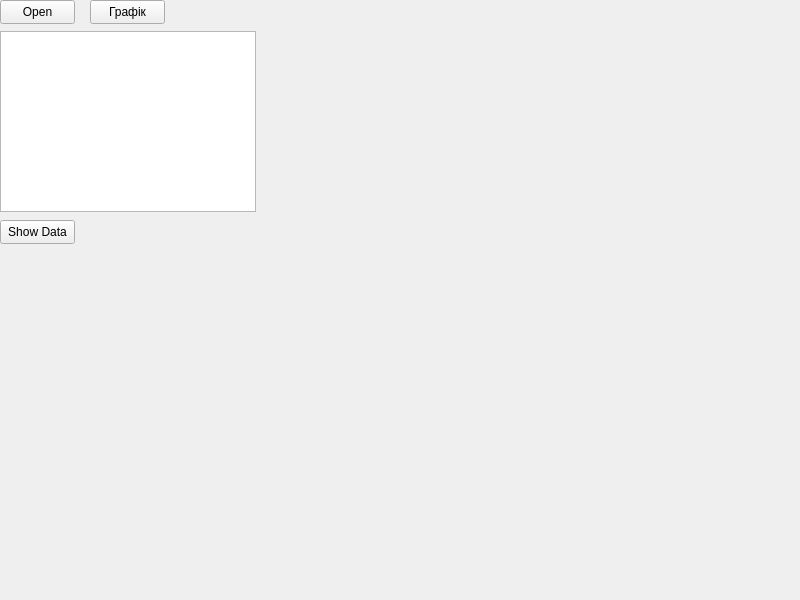
The window that mainwindow/form.ui (Sanya550/QtPython) describes before a commit, drawn with Qt 5.
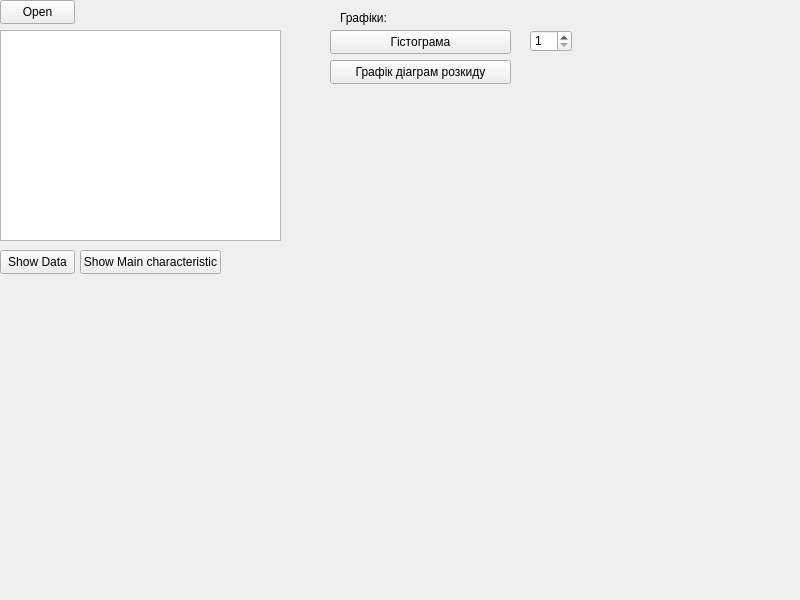
The same window after the commit.

Commit message: added summary statistics and hystograma and scatter graphics

Patch:
```diff
--- a/mainwindow/form.ui
+++ b/mainwindow/form.ui
@@ -30,7 +30,7 @@
    <property name="geometry">
     <rect>
      <x>0</x>
-     <y>220</y>
+     <y>250</y>
      <width>75</width>
      <height>24</height>
     </rect>
@@ -42,26 +42,78 @@
   <widget class="QPushButton" name="pushButton">
    <property name="geometry">
     <rect>
-     <x>90</x>
-     <y>0</y>
-     <width>75</width>
+     <x>330</x>
+     <y>60</y>
+     <width>181</width>
      <height>24</height>
     </rect>
    </property>
    <property name="text">
-    <string>Графік</string>
+    <string>Графік діаграм розкиду</string>
    </property>
   </widget>
   <widget class="QTableView" name="tableView">
    <property name="geometry">
     <rect>
      <x>0</x>
-     <y>31</y>
-     <width>256</width>
-     <height>181</height>
+     <y>30</y>
+     <width>281</width>
+     <height>211</height>
     </rect>
    </property>
   </widget>
+  <widget class="QPushButton" name="showSummaryStatistics">
+   <property name="geometry">
+    <rect>
+     <x>80</x>
+     <y>250</y>
+     <width>141</width>
+     <height>24</height>
+    </rect>
+   </property>
+   <property name="text">
+    <string>Show Main characteristic</string>
+   </property>
+  </widget>
+  <widget class="QLabel" name="label">
+   <property name="geometry">
+    <rect>
+     <x>340</x>
+     <y>10</y>
+     <width>171</width>
+     <height>16</height>
+    </rect>
+   </property>
+   <property name="text">
+    <string>Графіки:</string>
+   </property>
+  </widget>
+  <widget class="QSpinBox" name="spinBox">
+   <property name="geometry">
+    <rect>
+     <x>530</x>
+     <y>30</y>
+     <width>42</width>
+     <height>22</height>
+    </rect>
+   </property>
+   <property name="minimum">
+    <number>1</number>
+   </property>
+  </widget>
+  <widget class="QPushButton" name="graphHystograma">
+   <property name="geometry">
+    <rect>
+     <x>330</x>
+     <y>30</y>
+     <width>181</width>
+     <height>24</height>
+    </rect>
+   </property>
+   <property name="text">
+    <string>Гістограма</string>
+   </property>
+  </widget>
  </widget>
  <resources/>
  <connections/>
```
Left out of the diff: 2 changed lines with no effect on the pictures. The commit also changes 4 other files.
